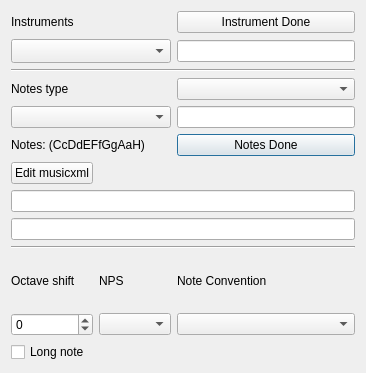
Qt form OceanGUI/File_Dialog_class.ui (uglasmeyer/ocean) before a commit.
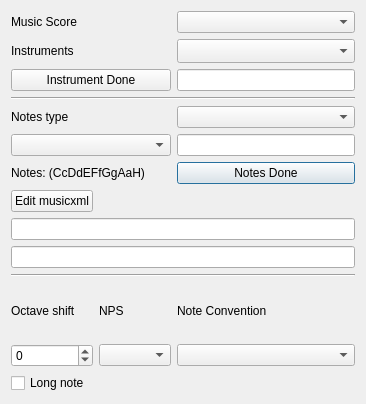
The same form after that commit.

```diff
--- a/OceanGUI/File_Dialog_class.ui
+++ b/OceanGUI/File_Dialog_class.ui
@@ -7,7 +7,7 @@
     <x>0</x>
     <y>0</y>
     <width>366</width>
-    <height>373</height>
+    <height>404</height>
    </rect>
   </property>
   <property name="sizePolicy">
@@ -462,108 +462,28 @@
    <string>Notes&amp;Instruments</string>
   </property>
   <layout class="QGridLayout" name="gridLayout">
-   <item row="5" column="0" colspan="2">
-    <widget class="QLabel" name="lbl_selected_notes">
-     <property name="text">
-      <string>Notes: (CcDdEFfGgAaH)</string>
-     </property>
-    </widget>
-   </item>
-   <item row="12" column="1">
-    <widget class="QComboBox" name="cb_nps"/>
-   </item>
-   <item row="0" column="2">
-    <widget class="QPushButton" name="pbInstrumentDone">
-     <property name="text">
-      <string>Instrument Done</string>
-     </property>
-     <property name="autoDefault">
-      <bool>false</bool>
-     </property>
-    </widget>
-   </item>
-   <item row="8" column="0" colspan="3">
-    <widget class="QLineEdit" name="lE_Rythm"/>
-   </item>
-   <item row="0" column="0">
-    <widget class="QLabel" name="label">
-     <property name="text">
-      <string>Instruments</string>
-     </property>
-    </widget>
-   </item>
-   <item row="12" column="2">
-    <widget class="QComboBox" name="cb_convention"/>
-   </item>
-   <item row="11" column="2">
-    <widget class="QLabel" name="label_4">
-     <property name="text">
-      <string>Note Convention</string>
-     </property>
-    </widget>
-   </item>
-   <item row="9" column="0" colspan="3">
-    <widget class="Line" name="line_2">
+   <item row="3" column="0" colspan="3">
+    <widget class="Line" name="line">
      <property name="orientation">
       <enum>Qt::Orientation::Horizontal</enum>
      </property>
     </widget>
    </item>
-   <item row="1" column="2">
-    <widget class="QLineEdit" name="lE_Instrument">
-     <property name="clearButtonEnabled">
-      <bool>true</bool>
-     </property>
-    </widget>
-   </item>
-   <item row="7" column="0" colspan="3">
-    <widget class="QLineEdit" name="lE_Notes"/>
-   </item>
-   <item row="3" column="2">
-    <widget class="QComboBox" name="cb_Notestype"/>
-   </item>
-   <item row="12" column="0">
-    <widget class="QSpinBox" name="sB_Octave">
-     <property name="minimum">
-      <number>-2</number>
-     </property>
-     <property name="maximum">
-      <number>2</number>
-     </property>
-    </widget>
-   </item>
-   <item row="11" column="1">
-    <widget class="QLabel" name="label_3">
+   <item row="14" column="0">
+    <widget class="QCheckBox" name="cb_longnote">
      <property name="text">
-      <string>NPS</string>
+      <string>Long note</string>
      </property>
     </widget>
    </item>
-   <item row="5" column="2">
-    <widget class="QPushButton" name="pbNotesDone">
-     <property name="text">
-      <string>Notes Done</string>
-     </property>
-    </widget>
-   </item>
-   <item row="4" column="2">
-    <widget class="QLineEdit" name="lE_NotesFile"/>
-   </item>
-   <item row="11" column="0">
-    <widget class="QLabel" name="label_2">
-     <property name="text">
-      <string>Octave shift</string>
-     </property>
-    </widget>
-   </item>
-   <item row="3" column="0">
+   <item row="4" column="0">
     <widget class="QLabel" name="label_5">
      <property name="text">
       <string>Notes type</string>
      </property>
     </widget>
    </item>
-   <item row="4" column="0" colspan="2">
+   <item row="5" column="0" colspan="2">
     <widget class="QComboBox" name="cb_notefilenames">
      <property name="sizePolicy">
       <sizepolicy hsizetype="Expanding" vsizetype="Fixed">
@@ -579,14 +499,108 @@
      </property>
     </widget>
    </item>
+   <item row="12" column="0">
+    <widget class="QLabel" name="label_2">
+     <property name="text">
+      <string>Octave shift</string>
+     </property>
+    </widget>
+   </item>
+   <item row="8" column="0" colspan="3">
+    <widget class="QLineEdit" name="lE_Notes"/>
+   </item>
+   <item row="6" column="2">
+    <widget class="QPushButton" name="pbNotesDone">
+     <property name="text">
+      <string>Notes Done</string>
+     </property>
+    </widget>
+   </item>
+   <item row="4" column="2">
+    <widget class="QComboBox" name="cb_Notestype"/>
+   </item>
+   <item row="2" column="2">
+    <widget class="QLineEdit" name="lE_Instrument">
+     <property name="clearButtonEnabled">
+      <bool>true</bool>
+     </property>
+    </widget>
+   </item>
+   <item row="5" column="2">
+    <widget class="QLineEdit" name="lE_NotesFile"/>
+   </item>
+   <item row="12" column="1">
+    <widget class="QLabel" name="label_3">
+     <property name="text">
+      <string>NPS</string>
+     </property>
+    </widget>
+   </item>
+   <item row="13" column="1">
+    <widget class="QComboBox" name="cb_nps"/>
+   </item>
+   <item row="6" column="0" colspan="2">
+    <widget class="QLabel" name="lbl_selected_notes">
+     <property name="text">
+      <string>Notes: (CcDdEFfGgAaH)</string>
+     </property>
+    </widget>
+   </item>
+   <item row="1" column="0">
+    <widget class="QLabel" name="label">
+     <property name="text">
+      <string>Instruments</string>
+     </property>
+    </widget>
+   </item>
+   <item row="12" column="2">
+    <widget class="QLabel" name="label_4">
+     <property name="text">
+      <string>Note Convention</string>
+     </property>
+    </widget>
+   </item>
+   <item row="13" column="2">
+    <widget class="QComboBox" name="cb_convention"/>
+   </item>
+   <item row="7" column="0">
+    <widget class="QPushButton" name="pB_EditMusicxml">
+     <property name="text">
+      <string>Edit musicxml</string>
+     </property>
+    </widget>
+   </item>
+   <item row="10" column="0" colspan="3">
+    <widget class="Line" name="line_2">
+     <property name="orientation">
+      <enum>Qt::Orientation::Horizontal</enum>
+     </property>
+    </widget>
+   </item>
+   <item row="9" column="0" colspan="3">
+    <widget class="QLineEdit" name="lE_Rythm"/>
+   </item>
    <item row="13" column="0">
-    <widget class="QCheckBox" name="cb_longnote">
+    <widget class="QSpinBox" name="sB_Octave">
+     <property name="minimum">
+      <number>-2</number>
+     </property>
+     <property name="maximum">
+      <number>2</number>
+     </property>
+    </widget>
+   </item>
+   <item row="0" column="2">
+    <widget class="QComboBox" name="cb_score"/>
+   </item>
+   <item row="0" column="0">
+    <widget class="QLabel" name="label_6">
      <property name="text">
-      <string>Long note</string>
+      <string>Music Score</string>
      </property>
     </widget>
    </item>
-   <item row="1" column="0" colspan="2">
+   <item row="1" column="2">
     <widget class="QComboBox" name="cb_instrumentfiles">
      <property name="maxVisibleItems">
       <number>20</number>
@@ -599,17 +613,13 @@
      </property>
     </widget>
    </item>
-   <item row="2" column="0" colspan="3">
-    <widget class="Line" name="line">
-     <property name="orientation">
-      <enum>Qt::Orientation::Horizontal</enum>
-     </property>
-    </widget>
-   </item>
-   <item row="6" column="0">
-    <widget class="QPushButton" name="pB_EditMusicxml">
+   <item row="2" column="0" colspan="2">
+    <widget class="QPushButton" name="pbInstrumentDone">
      <property name="text">
-      <string>Edit musicxml</string>
+      <string>Instrument Done</string>
+     </property>
+     <property name="autoDefault">
+      <bool>false</bool>
      </property>
     </widget>
    </item>
```
